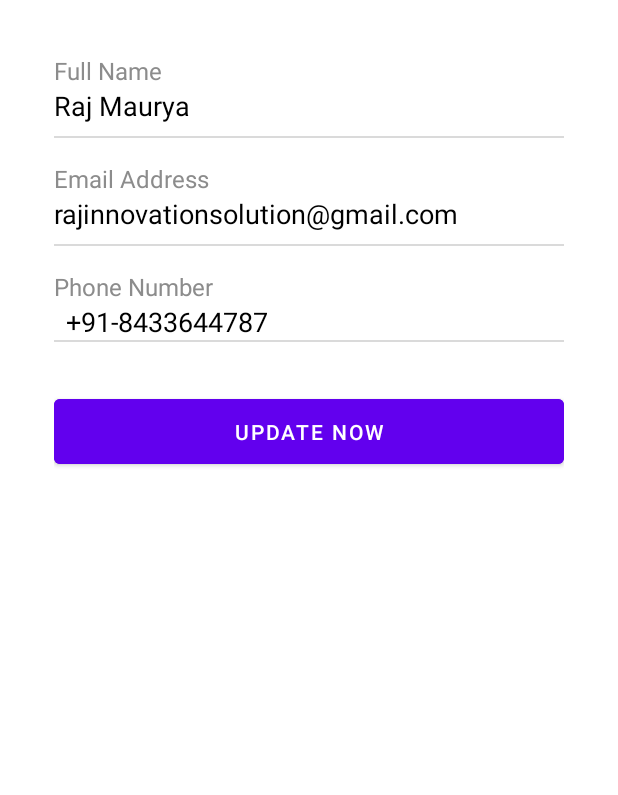
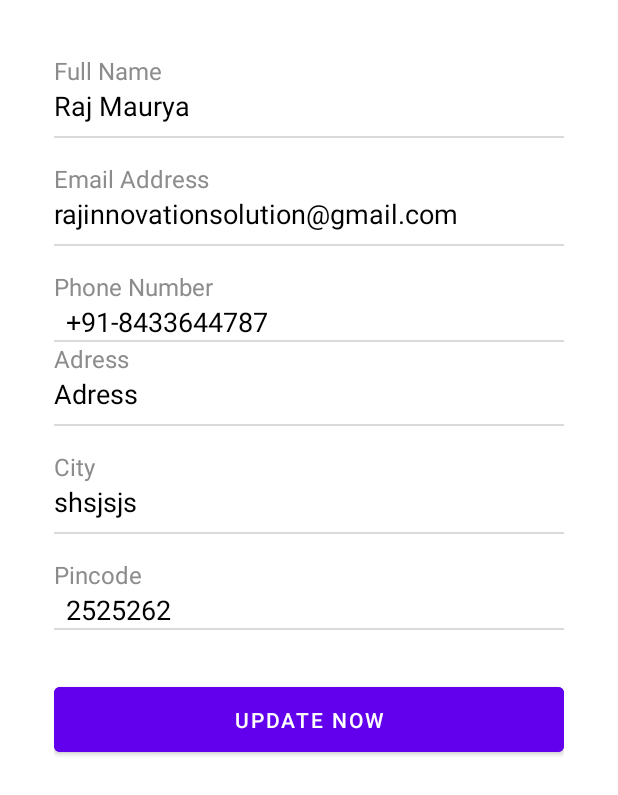
Before and after one commit to AkhleshKurmi/HoomDoot, an Android app: the UpdatefrofileActivity screen opened directly, with no data from a screen before it, on a phone screen of 412 x 824 dp. Shown: the top 795 px of the screen. Run offline under Robolectric (Android 15) with nearby library versions, the phone set to English and light mode, and no system bars.

Commit message:
update editProfile

```diff
--- a/app/src/main/res/layout/activity_updatefrofile.xml
+++ b/app/src/main/res/layout/activity_updatefrofile.xml
@@ -66,10 +66,7 @@
         android:textColor="#8C8C8C"
         android:layout_marginTop="16dp" />
 
-    <LinearLayout
-        android:layout_width="match_parent"
-        android:layout_height="wrap_content"
-        android:orientation="horizontal">
+
 
 
 
@@ -83,7 +80,86 @@
             android:background="@android:color/transparent"
             android:inputType="phone"
             android:layout_marginStart="8dp" />
-    </LinearLayout>
+
+
+    <View
+        android:layout_width="match_parent"
+        android:layout_height="1dp"
+        android:background="#DADADA" />
+
+    <TextView
+        android:id="@+id/tvAddressLabel"
+        android:layout_width="wrap_content"
+        android:layout_height="wrap_content"
+        android:text="Adress"
+        android:textSize="16sp"
+        android:textColor="#8C8C8C" />
+
+    <EditText
+        android:id="@+id/etedressName"
+        android:layout_width="match_parent"
+        android:layout_height="wrap_content"
+        android:text="Adress"
+        android:textSize="18sp"
+        android:textColor="#000000"
+        android:background="@android:color/transparent"
+        android:paddingBottom="8dp"
+        android:inputType="textPersonName" />
+
+    <View
+        android:layout_width="match_parent"
+        android:layout_height="1dp"
+        android:background="#DADADA" />
+
+    <TextView
+        android:id="@+id/tvCityLabel"
+        android:layout_width="wrap_content"
+        android:layout_height="wrap_content"
+        android:text="City"
+        android:textSize="16sp"
+        android:textColor="#8C8C8C"
+        android:layout_marginTop="16dp" />
+
+    <EditText
+        android:id="@+id/etCity"
+        android:layout_width="match_parent"
+        android:layout_height="wrap_content"
+        android:text="shsjsjs"
+        android:textSize="18sp"
+        android:textColor="#000000"
+        android:background="@android:color/transparent"
+        android:paddingBottom="8dp"
+        android:inputType="textEmailAddress" />
+
+    <View
+        android:layout_width="match_parent"
+        android:layout_height="1dp"
+        android:background="#DADADA" />
+
+    <TextView
+        android:id="@+id/tvPincodeLabel"
+        android:layout_width="wrap_content"
+        android:layout_height="wrap_content"
+        android:text="Pincode"
+        android:textSize="16sp"
+        android:textColor="#8C8C8C"
+        android:layout_marginTop="16dp" />
+
+
+
+
+
+    <EditText
+        android:id="@+id/etPincode"
+        android:layout_width="wrap_content"
+        android:layout_height="wrap_content"
+        android:text="2525262"
+        android:textSize="18sp"
+        android:textColor="#000000"
+        android:background="@android:color/transparent"
+        android:inputType="phone"
+        android:layout_marginStart="8dp" />
+
 
     <View
         android:layout_width="match_parent"
```
